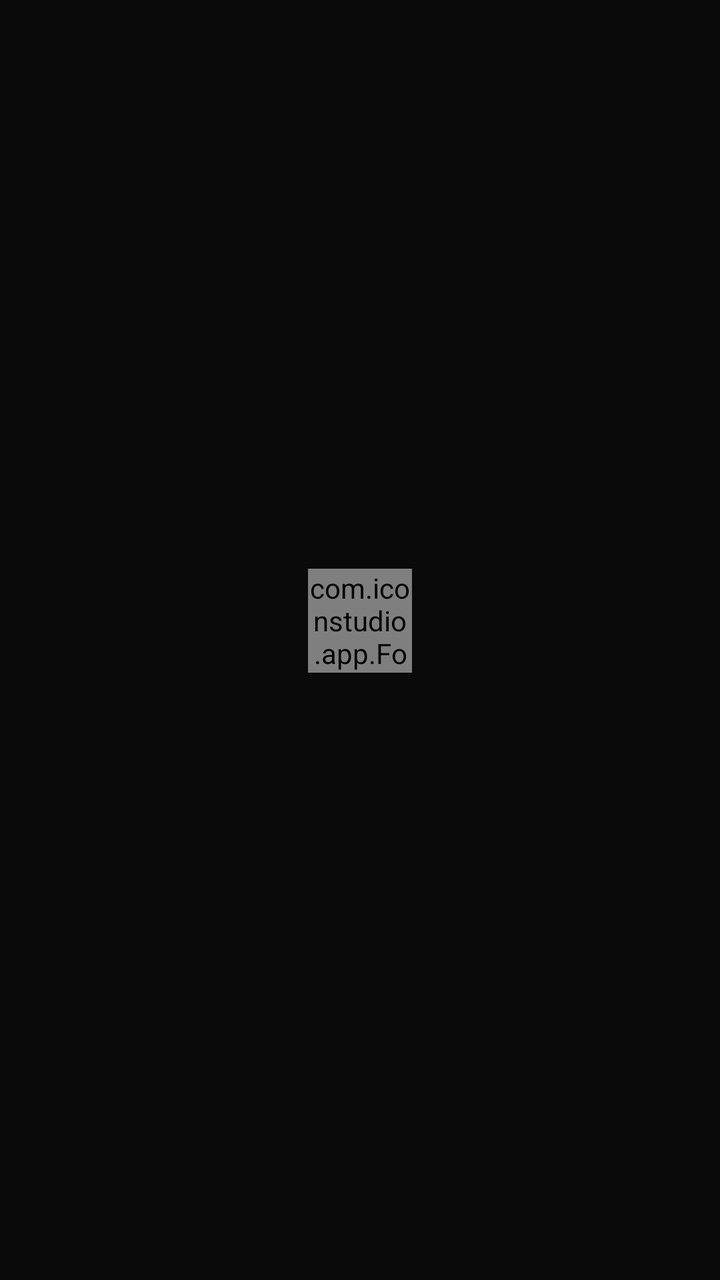
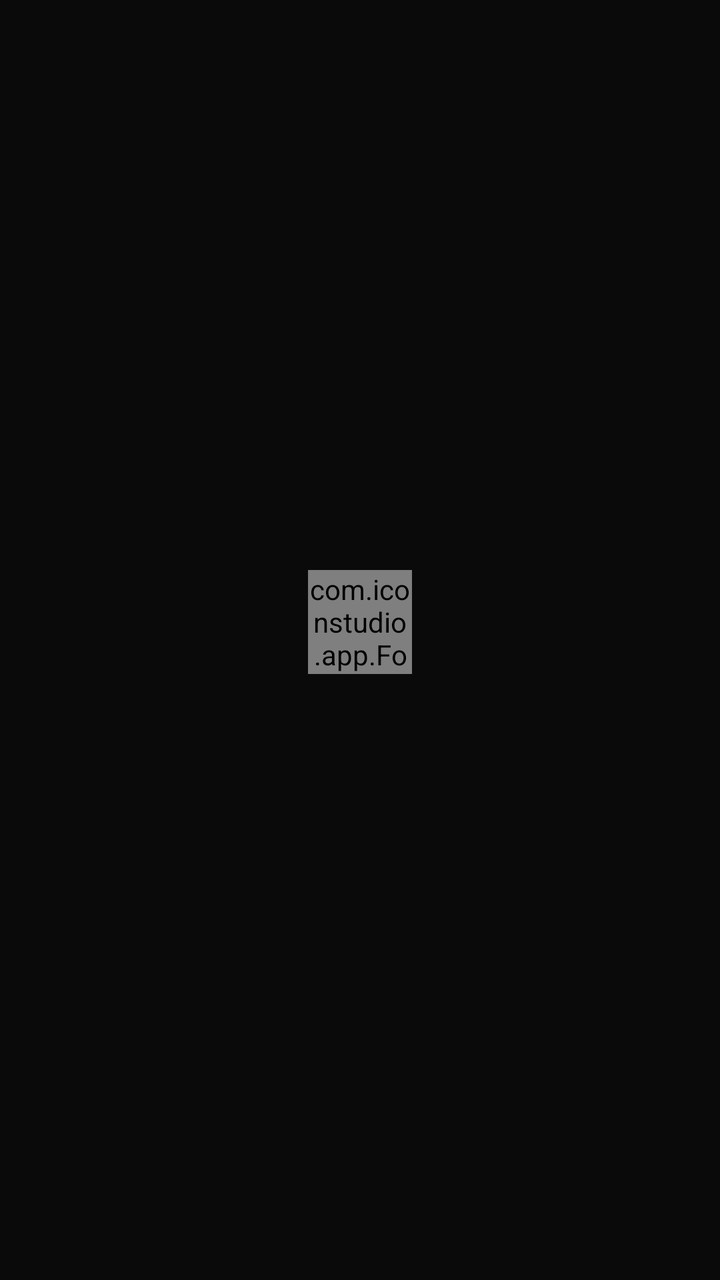

The first picture is an Android layout as it rendered before a commit; the second is the same layout after the commit. The layout source and the unified diff follow.
<!-- AndroidManifest.xml: application theme Theme.IconStudio -->
<!-- res/layout/item_folder.xml -->
<?xml version="1.0" encoding="utf-8"?>
<LinearLayout xmlns:android="http://schemas.android.com/apk/res/android"
    android:layout_width="match_parent"
    android:layout_height="wrap_content"
    android:gravity="center"
    android:orientation="vertical"
    android:paddingTop="4dp"
    android:paddingBottom="4dp">

    <com.iconstudio.app.FolderIconView
        android:id="@+id/icon"
        android:layout_width="52dp"
        android:layout_height="52dp" />

    <TextView
        android:id="@+id/label"
        android:layout_width="match_parent"
        android:layout_height="wrap_content"
        android:layout_marginStart="2dp"
        android:layout_marginTop="3dp"
        android:layout_marginEnd="2dp"
        android:ellipsize="end"
        android:gravity="center"
        android:maxLines="1"
        android:shadowColor="#CC000000"
        android:shadowDx="0"
        android:shadowDy="1"
        android:shadowRadius="3"
        android:textColor="#FFFFFF"
        android:textSize="12sp" />
</LinearLayout>
<!-- resources referenced by this layout -->
<resources>
  <style name="Theme.IconStudio" parent="Theme.Material3.Dark.NoActionBar">
          <item name="colorPrimary">#FFFFFF</item>
          <item name="colorOnPrimary">#000000</item>
          <item name="colorPrimaryContainer">#2A2A2A</item>
          <item name="colorOnPrimaryContainer">#FFFFFF</item>
          <item name="colorSecondary">#BDBDBD</item>
          <item name="colorOnSecondary">#000000</item>
          <item name="colorSurface">@color/surface</item>
          <item name="colorOnSurface">@color/text_primary</item>
          <item name="colorSurfaceVariant">@color/surface2</item>
          <item name="colorOnSurfaceVariant">@color/text_dim</item>
          <item name="colorOutline">@color/stroke</item>
          <item name="android:colorBackground">@color/bg</item>
          <item name="android:statusBarColor">@color/bg</item>
          <item name="android:navigationBarColor">@color/bg</item>
          <item name="android:textAppearanceLargePopupMenu">@style/TextAppearance.Zat.PopupMenu</item>
          <item name="textAppearanceLargePopupMenu">@style/TextAppearance.Zat.PopupMenu</item>
          <item name="textAppearanceSmallPopupMenu">@style/TextAppearance.Zat.PopupMenu</item>
      </style>
  <color name="surface">#161616</color>
  <color name="text_primary">#F2F2F2</color>
  <color name="surface2">#1F1F1F</color>
  <color name="text_dim">#9A9A9A</color>
  <color name="stroke">#2E2E2E</color>
  <color name="bg">#0A0A0A</color>
  <style name="TextAppearance.Zat.PopupMenu" parent="TextAppearance.AppCompat.Widget.PopupMenu.Large">
          <item name="android:textSize">13sp</item>
      </style>
</resources>

<!-- the commit's change to res/layout/item_folder.xml (unified diff, before → after) -->
@@ -27,5 +27,5 @@
         android:shadowDy="1"
         android:shadowRadius="3"
         android:textColor="#FFFFFF"
-        android:textSize="12sp" />
+        android:textSize="11sp" />
 </LinearLayout>
